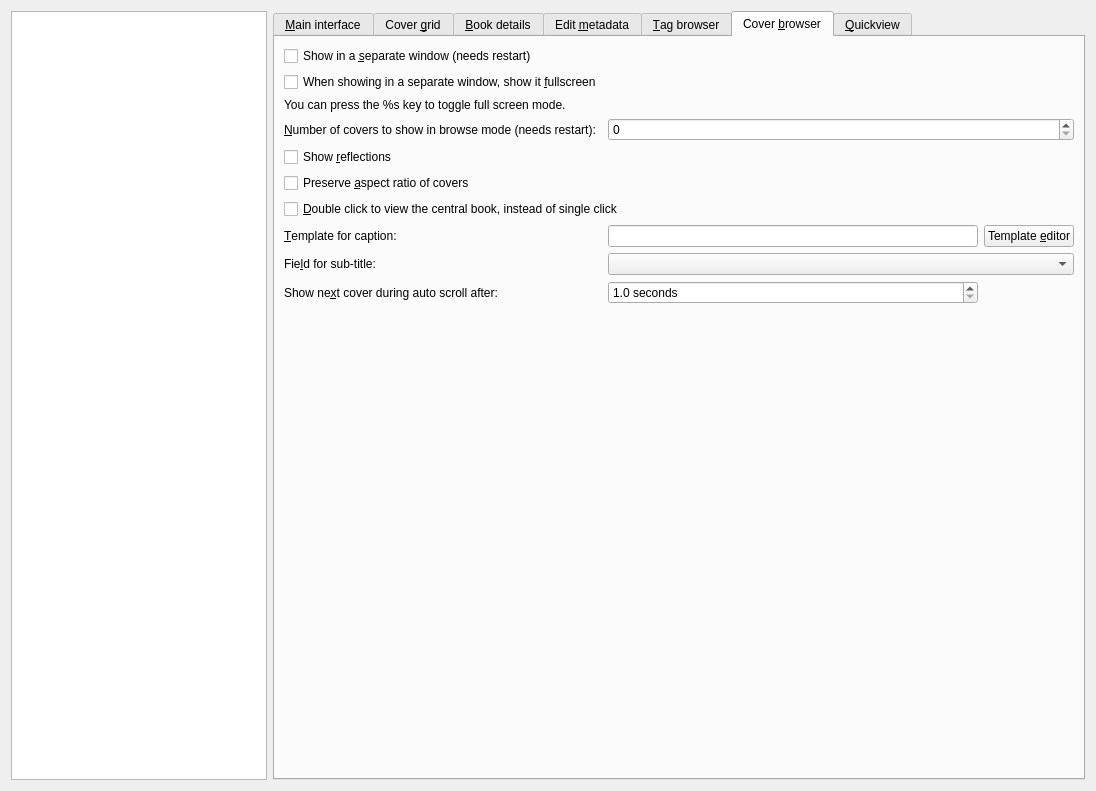
Before: the Qt Designer form src/calibre/gui2/preferences/look_feel.ui in debian-calibre/calibre, drawn with Qt 5.
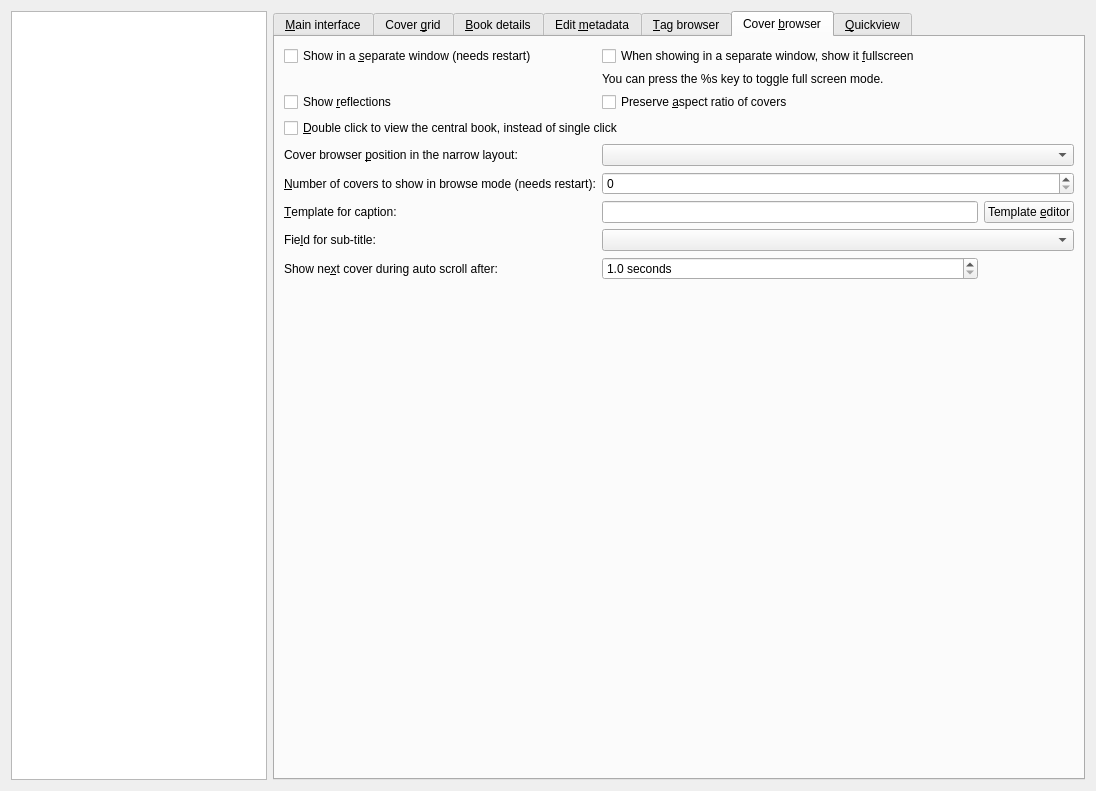
After: the same form once the commit is applied. The open tabs and pages were chosen to show the change. Icons and pictures are not drawn. Custom widgets are drawn as their Qt base class.

Patch:
```diff
--- a/src/calibre/gui2/preferences/look_feel.ui
+++ b/src/calibre/gui2/preferences/look_feel.ui
@@ -1846,7 +1846,7 @@
        <string>Cover &amp;browser</string>
       </attribute>
       <layout class="QGridLayout" name="gridLayout_11">
-       <item row="1" column="0">
+       <item row="0" column="1" colspan="2">
         <widget class="QCheckBox" name="opt_cb_fullscreen">
          <property name="text">
           <string>When showing in a separate window, show it &amp;fullscreen</string>
@@ -1860,11 +1860,11 @@
          </property>
         </widget>
        </item>
-       <item row="3" column="1" colspan="2">
+       <item row="7" column="1" colspan="2">
         <widget class="QSpinBox" name="opt_cover_flow_queue_length"/>
        </item>
-       <item row="3" column="0">
-        <widget class="QLabel" name="label_6">
+       <item row="7" column="0">
+        <widget class="QLabel" name="label_61">
          <property name="text">
           <string>&amp;Number of covers to show in browse mode (needs restart):</string>
          </property>
@@ -1873,7 +1873,7 @@
          </property>
         </widget>
        </item>
-       <item row="7" column="2">
+       <item row="8" column="2">
         <widget class="QPushButton" name="cover_browser_title_template_button">
          <property name="text">
           <string>Template &amp;editor</string>
@@ -1893,7 +1893,7 @@
          </property>
         </spacer>
        </item>
-       <item row="7" column="1">
+       <item row="8" column="1">
         <widget class="QLineEdit" name="opt_cover_browser_title_template">
          <property name="toolTip">
           <string>&lt;p&gt;The template used to generate the text below the covers. This template uses
@@ -1904,14 +1904,14 @@
          </property>
         </widget>
        </item>
-       <item row="4" column="0" colspan="3">
+       <item row="4" column="0">
         <widget class="QCheckBox" name="opt_cover_browser_reflections">
          <property name="text">
           <string>Show &amp;reflections</string>
          </property>
         </widget>
        </item>
-       <item row="5" column="0" colspan="3">
+       <item row="4" column="1" colspan="2">
         <widget class="QCheckBox" name="opt_cb_preserve_aspect_ratio">
          <property name="toolTip">
           <string>Show covers in their original aspect ratio instead of resizing
@@ -1922,10 +1922,23 @@
          </property>
         </widget>
        </item>
-       <item row="8" column="1" colspan="2">
+       <item row="6" column="0">
+        <widget class="QLabel" name="label_987">
+         <property name="text">
+          <string>Cover browser &amp;position in the narrow layout:</string>
+         </property>
+         <property name="buddy">
+          <cstring>opt_cover_browser_narrow_view_position</cstring>
+         </property>
+        </widget>
+       </item>
+       <item row="6" column="1" colspan="2">
+        <widget class="QComboBox" name="opt_cover_browser_narrow_view_position"/>
+       </item>
+       <item row="9" column="1" colspan="2">
         <widget class="QComboBox" name="opt_cover_browser_subtitle_field"/>
        </item>
-       <item row="7" column="0">
+       <item row="8" column="0">
         <widget class="QLabel" name="label_23">
          <property name="text">
           <string>&amp;Template for caption:</string>
@@ -1935,7 +1948,7 @@
          </property>
         </widget>
        </item>
-       <item row="8" column="0">
+       <item row="9" column="0">
         <widget class="QLabel" name="label_24">
          <property name="text">
           <string>Fie&amp;ld for sub-title:</string>
@@ -1945,7 +1958,7 @@
          </property>
         </widget>
        </item>
-       <item row="2" column="0">
+       <item row="1" column="1" colspan="2">
         <widget class="QLabel" name="fs_help_msg">
          <property name="styleSheet">
           <string notr="true">margin-left: 1.5em</string>
@@ -1958,7 +1971,7 @@
          </property>
         </widget>
        </item>
-       <item row="9" column="0">
+       <item row="10" column="0">
         <widget class="QLabel" name="label_26">
          <property name="text">
           <string>Show ne&amp;xt cover during auto scroll after:</string>
@@ -1968,7 +1981,7 @@
          </property>
         </widget>
        </item>
-       <item row="9" column="1">
+       <item row="10" column="1">
         <widget class="QDoubleSpinBox" name="opt_books_autoscroll_time">
          <property name="suffix">
           <string> seconds</string>
@@ -1984,7 +1997,7 @@
          </property>
         </widget>
        </item>
-       <item row="6" column="0" colspan="2">
+       <item row="5" column="0" colspan="2">
         <widget class="QCheckBox" name="opt_cb_double_click_to_activate">
          <property name="text">
           <string>&amp;Double click to view the central book, instead of single click</string>
```
